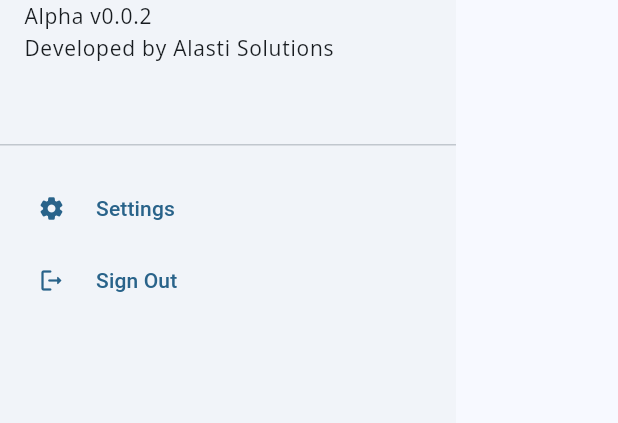
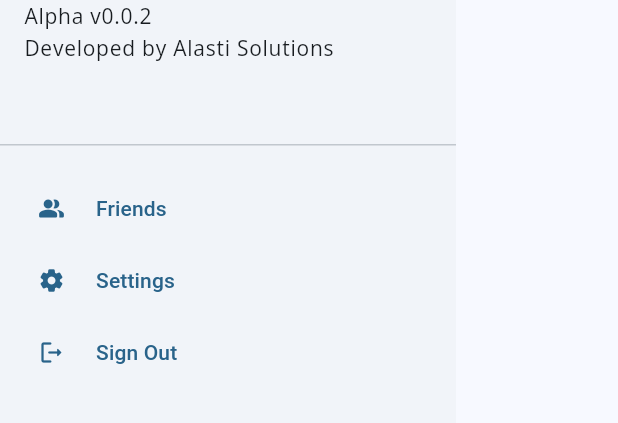
Before and after one commit to AlastiSolutions/invitor_app, a Flutter app: the StartDrawer widget shown alone on an empty page, opened directly, on a phone screen of 412 x 824 dp, the part 96-519 px from its top. Run offline on Flutter 3.47's test engine with Material 2 defaults, Android fonts, the phone set to English and light mode, and no system bars; our stand-ins replace another_flutter_splash_screen, flutter_riverpod, fluttertoast, go_router, google_fonts, supabase_flutter and 1 more; accounts and stored records are empty; Roboto replaces fonts that are missing (Arvo).

Commit message:
Update start_drawer.dart
added button to friends list in drawer

```diff
--- a/lib/widgets/global/start_drawer.dart
+++ b/lib/widgets/global/start_drawer.dart
@@ -89,6 +89,19 @@ class _StartDrawerState extends State<StartDrawer> {
                 children: [
                   TextButton(
                     onPressed: () {
+                      context.go('/friends/${supabase.auth.currentUser!.id}');
+                    },
+                    child: Row(
+                      children: [
+                        const Icon(Icons.people_alt_rounded),
+                        SizedBox(
+                            width: MediaQuery.of(context).size.width * .05),
+                        const Text('Friends'),
+                      ],
+                    ),
+                  ),
+                  TextButton(
+                    onPressed: () {
                       context.go('/home/settings');
                     },
                     child: Row(
```
